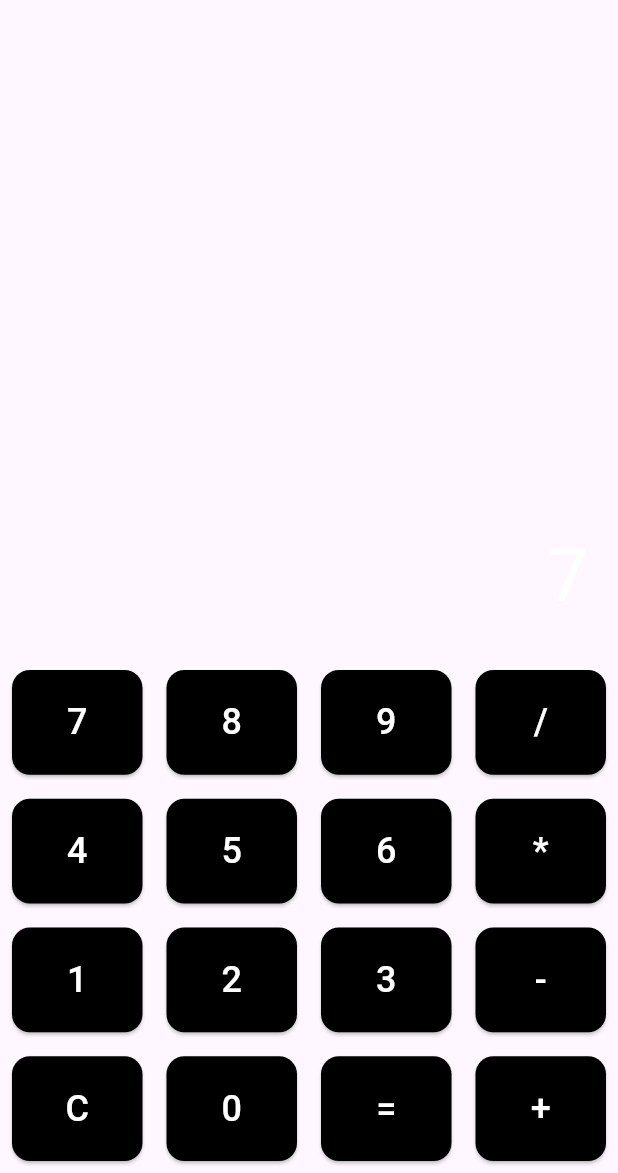
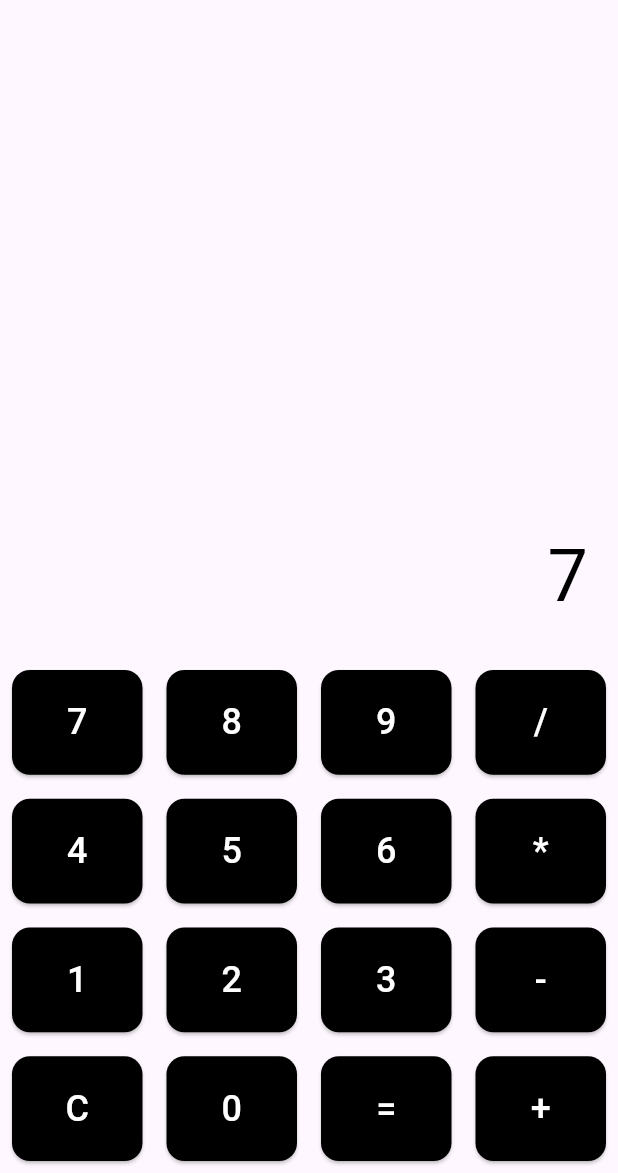
Before and after one commit to nikhilchowdary-yamani/calculator_app, a Flutter app: the screen it shows after launch, after a tap on an icon or button, on a phone screen of 412 x 824 dp, the part 63-1236 px from its top. Run offline on Flutter 3.47's test engine with Material 3 defaults, Android fonts, the phone set to English and light mode, and no system bars; our stand-ins replace math_expressions.

Commit message:
adds functionality to buttons

```diff
--- a/lib/main.dart
+++ b/lib/main.dart
@@ -1,4 +1,5 @@
 import 'package:flutter/material.dart';
+import 'package:math_expressions/math_expressions.dart';
 
 void main() {
   runApp(CalculatorApp());
@@ -23,7 +24,19 @@ class _CalculatorHomeState extends State<CalculatorHome> {
 
   void buttonPressed(String value) {
     setState(() {
-      display += value;
+      if (value == '=') {
+        try {
+          Parser p = Parser();
+          Expression exp = p.parse(display);
+          ContextModel cm = ContextModel();
+          double eval = exp.evaluate(EvaluationType.REAL, cm);
+          display = eval.toString();
+        } catch (e) {
+          display = 'Error';
+        }
+      } else {
+        display += value;
+      }
     });
   }
 
@@ -50,7 +63,7 @@ class _CalculatorHomeState extends State<CalculatorHome> {
                 display,
                 style: TextStyle(
                   fontSize: 48,
-                  color: Colors.white,
+                  color: Colors.black,
                 ),
               ),
             ),
--- a/pubspec.yaml
+++ b/pubspec.yaml
@@ -28,6 +28,7 @@ environment:
 # the latest version available on pub.dev. To see which dependencies have newer
 # versions available, run `flutter pub outdated`.
 dependencies:
+  math_expressions: ^2.0.0
   flutter:
     sdk: flutter
 
```
Also changed, not shown: pubspec.lock.
